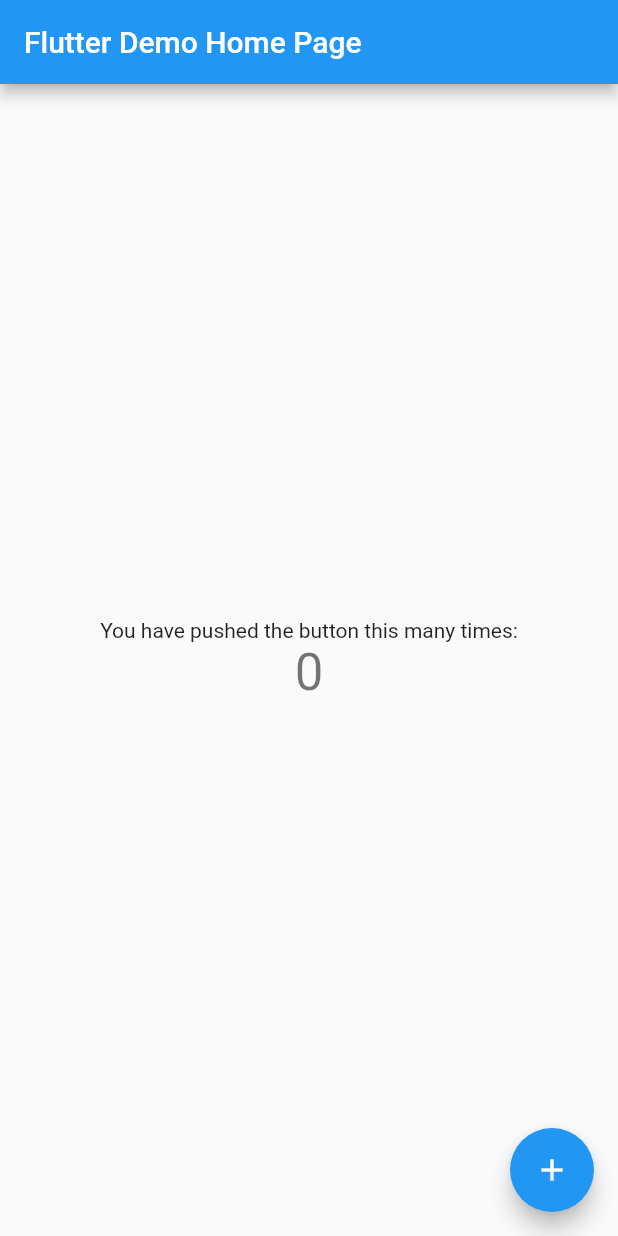
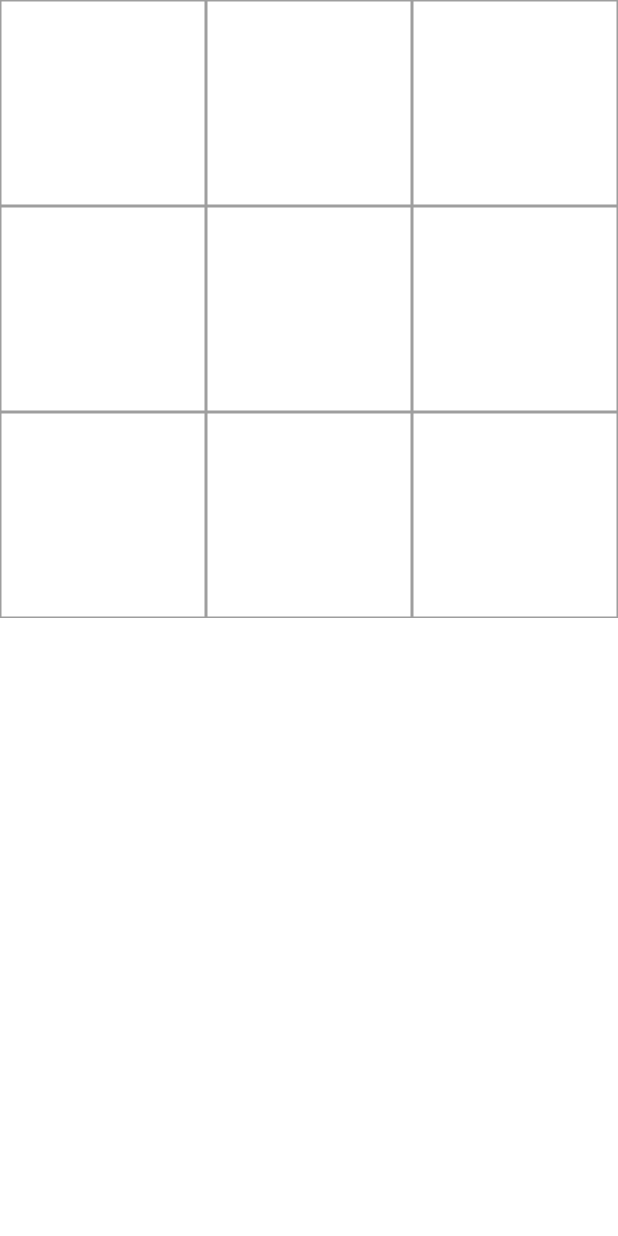
Before and after one commit to kjmj/flutter_tic_tac_toe, a Flutter app: the screen it shows after launch, on a phone screen of 412 x 824 dp. Run offline on Flutter 3.47's test engine with Material 2 defaults, Android fonts, the phone set to English and light mode, and no system bars.

Commit message:
add 3x3 grid

```diff
--- a/lib/main.dart
+++ b/lib/main.dart
@@ -11,107 +11,42 @@ class MyApp extends StatelessWidget {
     return MaterialApp(
       title: 'Flutter Demo',
       theme: ThemeData(
-        // This is the theme of your application.
-        //
-        // Try running your application with "flutter run". You'll see the
-        // application has a blue toolbar. Then, without quitting the app, try
-        // changing the primarySwatch below to Colors.green and then invoke
-        // "hot reload" (press "r" in the console where you ran "flutter run",
-        // or simply save your changes to "hot reload" in a Flutter IDE).
-        // Notice that the counter didn't reset back to zero; the application
-        // is not restarted.
         primarySwatch: Colors.blue,
-        // This makes the visual density adapt to the platform that you run
-        // the app on. For desktop platforms, the controls will be smaller and
-        // closer together (more dense) than on mobile platforms.
         visualDensity: VisualDensity.adaptivePlatformDensity,
       ),
-      home: MyHomePage(title: 'Flutter Demo Home Page'),
+      home: MyHomePage(),
     );
   }
 }
 
 class MyHomePage extends StatefulWidget {
-  MyHomePage({Key key, this.title}) : super(key: key);
-
-  // This widget is the home page of your application. It is stateful, meaning
-  // that it has a State object (defined below) that contains fields that affect
-  // how it looks.
-
-  // This class is the configuration for the state. It holds the values (in this
-  // case the title) provided by the parent (in this case the App widget) and
-  // used by the build method of the State. Fields in a Widget subclass are
-  // always marked "final".
-
-  final String title;
-
   @override
   _MyHomePageState createState() => _MyHomePageState();
 }
 
 class _MyHomePageState extends State<MyHomePage> {
-  int _counter = 0;
-
-  void _incrementCounter() {
-    setState(() {
-      // This call to setState tells the Flutter framework that something has
-      // changed in this State, which causes it to rerun the build method below
-      // so that the display can reflect the updated values. If we changed
-      // _counter without calling setState(), then the build method would not be
-      // called again, and so nothing would appear to happen.
-      _counter++;
-    });
-  }
-
   @override
   Widget build(BuildContext context) {
-    // This method is rerun every time setState is called, for instance as done
-    // by the _incrementCounter method above.
-    //
-    // The Flutter framework has been optimized to make rerunning build methods
-    // fast, so that you can just rebuild anything that needs updating rather
-    // than having to individually change instances of widgets.
     return Scaffold(
-      appBar: AppBar(
-        // Here we take the value from the MyHomePage object that was created by
-        // the App.build method, and use it to set our appbar title.
-        title: Text(widget.title),
+      backgroundColor: Colors.white12,
+      body: GridView.builder(
+        itemCount: 9,
+        gridDelegate:
+            SliverGridDelegateWithFixedCrossAxisCount(crossAxisCount: 3),
+        itemBuilder: (context, index) {
+          return Container(
+            child: Center(
+              child: Text(
+                index.toString(),
+                style: TextStyle(color: Colors.white, fontSize: 36),
+              ),
+            ),
+            decoration: BoxDecoration(
+              border: Border.all(color: Colors.grey),
+            ),
+          );
+        },
       ),
-      body: Center(
-        // Center is a layout widget. It takes a single child and positions it
-        // in the middle of the parent.
-        child: Column(
-          // Column is also a layout widget. It takes a list of children and
-          // arranges them vertically. By default, it sizes itself to fit its
-          // children horizontally, and tries to be as tall as its parent.
-          //
-          // Invoke "debug painting" (press "p" in the console, choose the
-          // "Toggle Debug Paint" action from the Flutter Inspector in Android
-          // Studio, or the "Toggle Debug Paint" command in Visual Studio Code)
-          // to see the wireframe for each widget.
-          //
-          // Column has various properties to control how it sizes itself and
-          // how it positions its children. Here we use mainAxisAlignment to
-          // center the children vertically; the main axis here is the vertical
-          // axis because Columns are vertical (the cross axis would be
-          // horizontal).
-          mainAxisAlignment: MainAxisAlignment.center,
-          children: <Widget>[
-            Text(
-              'You have pushed the button this many times:',
-            ),
-            Text(
-              '$_counter',
-              style: Theme.of(context).textTheme.headline4,
-            ),
-          ],
-        ),
-      ),
-      floatingActionButton: FloatingActionButton(
-        onPressed: _incrementCounter,
-        tooltip: 'Increment',
-        child: Icon(Icons.add),
-      ), // This trailing comma makes auto-formatting nicer for build methods.
     );
   }
 }
```
